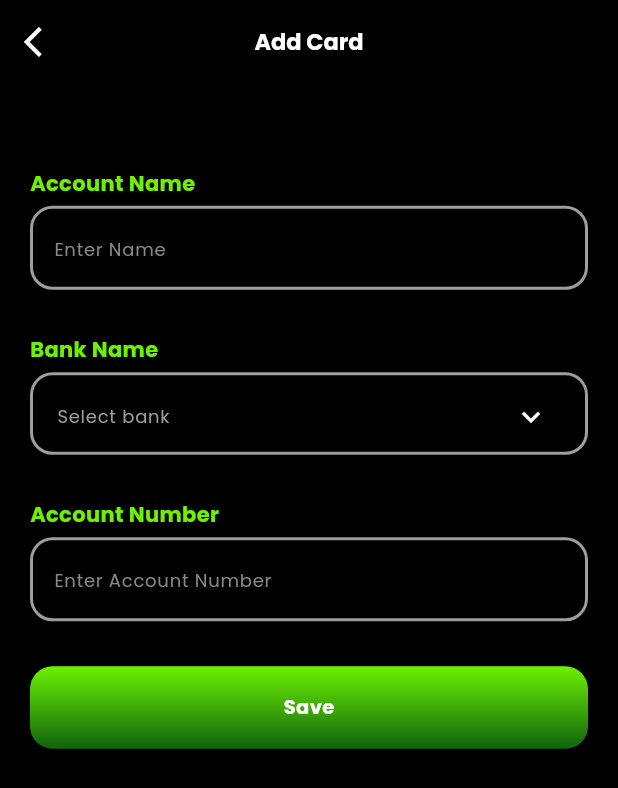
After one commit to Christentimmy/Rider-Eco, a Flutter app: the PaymentMethodScreen screen opened directly, after a tap on "Add Payment Card", on a phone screen of 412 x 824 dp. The commit adds this screen. Shown: the top 788 px of the screen. Run offline on Flutter 3.47's test engine with Material 3 defaults, Android fonts, the phone set to English and light mode, and no system bars; our stand-ins replace country_code_picker, flutter_svg, font_awesome_flutter, get, google_fonts, image_picker and 1 more.

Commit message:
add card screen

```diff
--- /dev/null
+++ b/lib/pages/home/add_card_screen.dart
@@ -0,0 +1,117 @@
+import 'package:flutter/material.dart';
+import 'package:get/get.dart';
+import 'package:rider/pages/home/payment_method_screen.dart';
+import 'package:rider/resources/colors.dart';
+import 'package:rider/widgets/custom_button.dart';
+import 'package:rider/widgets/custom_textfield.dart';
+
+class AddCardScreen extends StatelessWidget {
+  AddCardScreen({super.key});
+
+  final _accountNameController = TextEditingController();
+
+  @override
+  Widget build(BuildContext context) {
+    return Scaffold(
+      backgroundColor: Colors.black,
+      appBar: AppBar(
+        centerTitle: true,
+        backgroundColor: Colors.black,
+        title: const Text(
+          "Add Card",
+          style: TextStyle(
+            fontSize: 15,
+            color: Colors.white,
+            fontWeight: FontWeight.bold,
+          ),
+        ),
+        leading: IconButton(
+          onPressed: () => Get.back(),
+          icon: const Icon(
+            Icons.arrow_back_ios,
+            color: Colors.white,
+          ),
+        ),
+      ),
+      body: Padding(
+        padding: const EdgeInsets.symmetric(
+          horizontal: 20,
+          vertical: 15,
+        ),
+        child: SingleChildScrollView(
+          child: Column(
+            crossAxisAlignment: CrossAxisAlignment.start,
+            children: [
+              SizedBox(height: Get.height * 0.05),
+              const Text(
+                "Account Name",
+                style: TextStyle(
+                  fontSize: 14,
+                  fontWeight: FontWeight.bold,
+                  color: AppColors.primaryColor,
+                ),
+              ),
+              const SizedBox(height: 5),
+              CustomTextField(
+                hintText: "Enter Name",
+                textController: _accountNameController,
+              ),
+              const SizedBox(height: 30),
+              const Text(
+                "Bank Name",
+                style: TextStyle(
+                  fontSize: 14,
+                  fontWeight: FontWeight.bold,
+                  color: AppColors.primaryColor,
+                ),
+              ),
+              const SizedBox(height: 5),
+              Container(
+                height: 55,
+                width: Get.width,
+                decoration: BoxDecoration(
+                  borderRadius: BorderRadius.circular(15),
+                  border: Border.all(
+                    width: 2,
+                    color: Colors.grey,
+                  ),
+                ),
+                child: const ListTile(
+                  trailing: Icon(
+                    Icons.keyboard_arrow_down_outlined,
+                    color: Colors.white,
+                  ),
+                  title: Text(
+                    "Select bank",
+                    style: TextStyle(
+                      color: Colors.grey,
+                      fontSize: 12,
+                    ),
+                  ),
+                ),
+              ),
+              const SizedBox(height: 30),
+              const Text(
+                "Account Number",
+                style: TextStyle(
+                  fontSize: 14,
+                  fontWeight: FontWeight.bold,
+                  color: AppColors.primaryColor,
+                ),
+              ),
+              const SizedBox(height: 5),
+              CustomTextField(
+                hintText: "Enter Account Number",
+                textController: _accountNameController,
+              ),
+              const SizedBox(height: 30),
+              CommonButton(text: "Save", ontap: () {
+                Get.off(()=> PaymentMethodScreen());
+              }),
+            ],
+          ),
+        ),
+      ),
+    );
+  }
+}
--- a/lib/pages/home/payment_method_screen.dart
+++ b/lib/pages/home/payment_method_screen.dart
@@ -2,6 +2,7 @@ import 'package:flutter/material.dart';
 import 'package:flutter/widgets.dart';
 import 'package:font_awesome_flutter/font_awesome_flutter.dart';
 import 'package:get/get.dart';
+import 'package:rider/pages/home/add_card_screen.dart';
 import 'package:rider/resources/colors.dart';
 
 class PaymentMethodScreen extends StatelessWidget {
@@ -55,14 +56,15 @@ class PaymentMethodScreen extends StatelessWidget {
                 ),
               ),
             ),
-            const ListTile(
-              leading: FaIcon(
+            ListTile(
+              onTap: ()=> Get.to(()=> AddCardScreen()),
+              leading: const FaIcon(
                 FontAwesomeIcons.creditCard,
                 color: AppColors.primaryColor,
               ),
-              title: Text(
+              title: const Text(
                 "Add Payment Card",
-                style: const TextStyle(
+                style: TextStyle(
                   color: Colors.white,
                 ),
               ),
@@ -85,7 +87,7 @@ class PaymentMethodScreen extends StatelessWidget {
         ListTile(
           leading: FaIcon(
             icon,
-            color:iconColor,
+            color: iconColor,
           ),
           title: Text(
             title,
```
